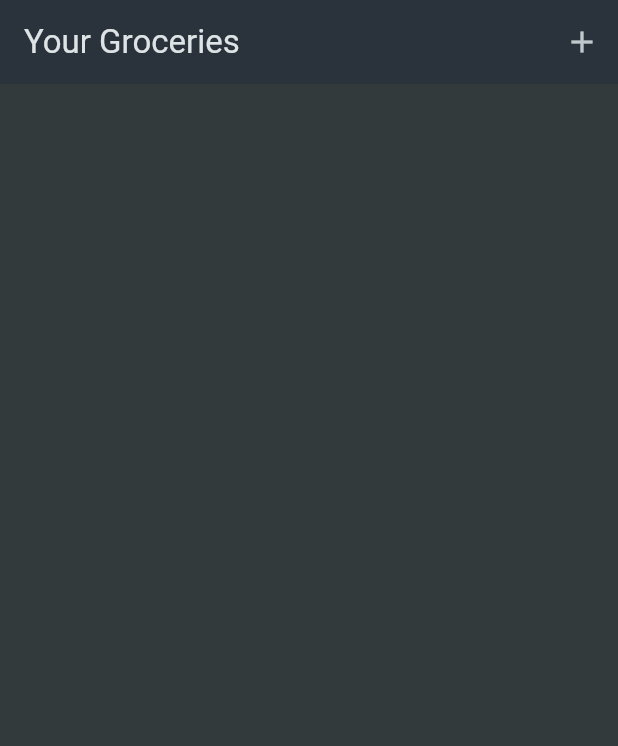
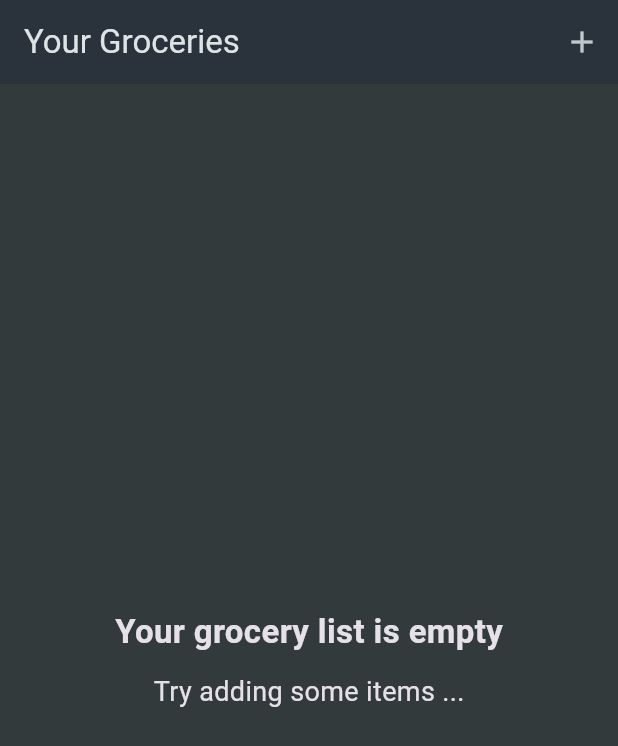
Before and after one commit to RonydaEssam/shopping_list, a Flutter app: the screen it shows after launch, on a phone screen of 412 x 824 dp. Shown: the top 746 px of the screen. Run offline on Flutter 3.47's test engine with Material 3 defaults, Android fonts, the phone set to English and light mode, and no system bars.

Commit message:
addding dismissible to items + a fall back screen when list is empty

```diff
--- a/lib/widgets/grocery_list.dart
+++ b/lib/widgets/grocery_list.dart
@@ -29,6 +29,70 @@ class _GroceryListState extends State<GroceryList> {
     }
   }
 
+  Widget content() {
+    if (_groceryItems.isEmpty) {
+      return Container(
+        alignment: Alignment.center,
+        padding: EdgeInsets.all(12),
+        child: Column(
+          mainAxisAlignment: MainAxisAlignment.center,
+          children: [
+            Text(
+              'Your grocery list is empty',
+              style: TextStyle(fontSize: 22, fontWeight: FontWeight.bold),
+            ),
+            const SizedBox(height: 12),
+            Text(
+              'Try adding some items ...',
+              style: TextStyle(fontSize: 18, fontWeight: FontWeight.normal),
+            ),
+          ],
+        ),
+      );
+    } else {
+      return ListView.builder(
+        itemCount: _groceryItems.length,
+        itemBuilder: (context, index) {
+          return Dismissible(
+            key: ValueKey(_groceryItems[index].id),
+            direction: DismissDirection.endToStart,
+            onDismissed: (direction) {
+              setState(() {
+                _groceryItems.remove(_groceryItems[index]);
+              });
+            },
+            background: Padding(
+              padding: const EdgeInsets.symmetric(horizontal: 10, vertical: 2),
+              child: Container(
+                alignment: Alignment.centerRight,
+                decoration: BoxDecoration(color: Colors.red),
+                child: Container(
+                  margin: EdgeInsets.only(right: 30),
+                  child: Icon(Icons.delete),
+                ),
+              ),
+            ),
+            child: Padding(
+              padding: const EdgeInsets.symmetric(horizontal: 10, vertical: 2),
+              child: ListTile(
+                title: Text(_groceryItems[index].name),
+                leading: Container(
+                  width: 20,
+                  height: 20,
+                  decoration: BoxDecoration(
+                    color: _groceryItems[index].category.color,
+                    shape: BoxShape.rectangle,
+                  ),
+                ),
+                trailing: Text(_groceryItems[index].quantity.toString()),
+              ),
+            ),
+          );
+        },
+      );
+    }
+  }
+
   @override
   Widget build(BuildContext context) {
     return Scaffold(
@@ -42,26 +106,7 @@ class _GroceryListState extends State<GroceryList> {
         ],
       ),
 
-      body: ListView.builder(
-        itemCount: _groceryItems.length,
-        itemBuilder: (context, index) {
-          return Padding(
-            padding: const EdgeInsets.symmetric(horizontal: 10, vertical: 2),
-            child: ListTile(
-              title: Text(_groceryItems[index].name),
-              leading: Container(
-                width: 20,
-                height: 20,
-                decoration: BoxDecoration(
-                  color: _groceryItems[index].category.color,
-                  shape: BoxShape.rectangle,
-                ),
-              ),
-              trailing: Text(_groceryItems[index].quantity.toString()),
-            ),
-          );
-        },
-      ),
+      body: content(),
     );
   }
 }
```
